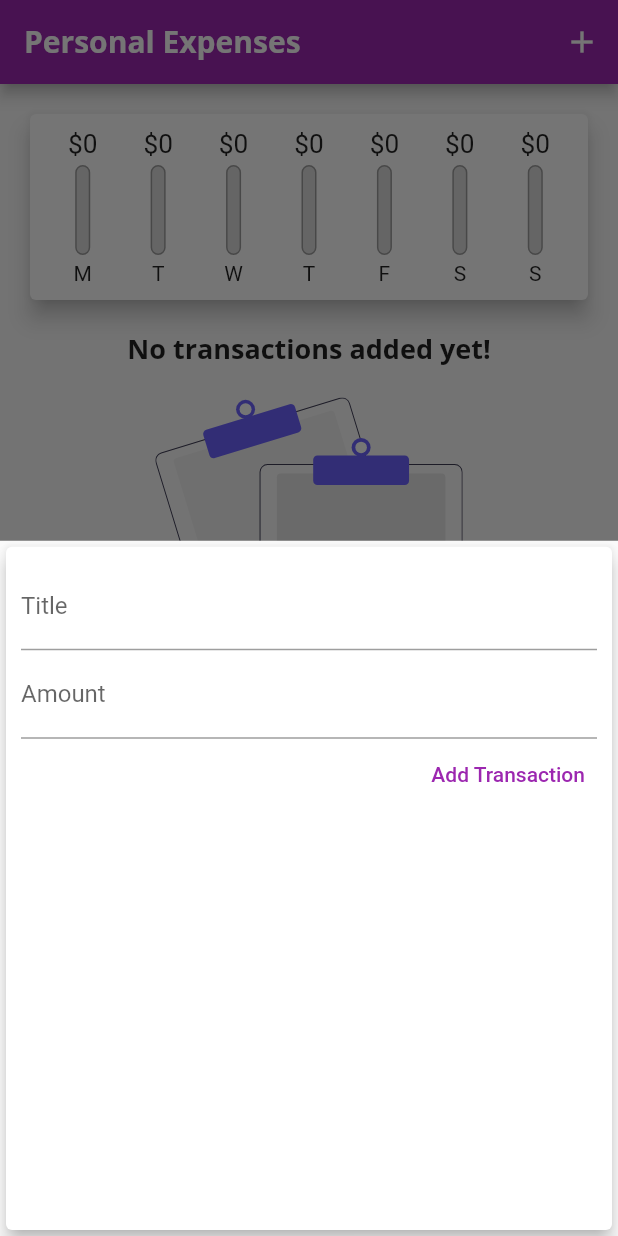
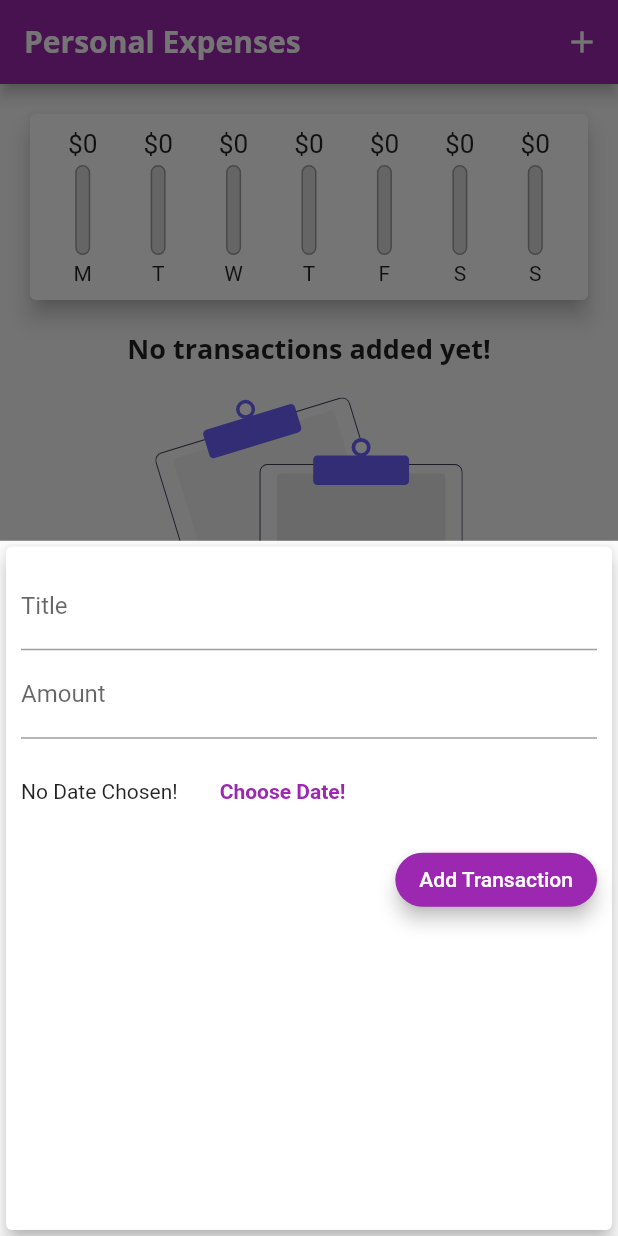
Before and after one commit to AyobamiAdebesin/Expense-Tracker-App, a Flutter app: the screen it shows after launch, after a tap on the "add" icon, on a phone screen of 412 x 824 dp. Run offline on Flutter 3.47's test engine with Material 2 defaults, Android fonts, the phone set to English and light mode, and no system bars; our stand-ins replace flutter_svg.

Commit message:
Added new files

```diff
--- a/lib/main.dart
+++ b/lib/main.dart
@@ -11,6 +11,7 @@ class MyApp extends StatelessWidget {
   @override
   Widget build(BuildContext context) {
     return MaterialApp(
+      debugShowCheckedModeBanner: false,
       title: 'Personal Expenses',
       theme: ThemeData(
           primarySwatch: Colors.purple,
--- a/lib/widgets/new_transaction.dart
+++ b/lib/widgets/new_transaction.dart
@@ -1,3 +1,5 @@
+import 'dart:ui';
+
 import 'package:flutter/material.dart';
 
 class NewTransaction extends StatefulWidget {
@@ -53,9 +55,31 @@ class _NewTransactionState extends State<NewTransaction> {
               onSubmitted: (_) => submitData(),
               // onChanged: (val) => amountInput = val,
             ),
-            TextButton(
+            Container(
+              height: 70,
+              child: Row(
+                children: <Widget>[
+                  Text('No Date Chosen!'),
+                  Padding(padding: EdgeInsets.all(10)),
+                  TextButton(
+                    onPressed: () {},
+                    child: Text(
+                      'Choose Date!',
+                      style: TextStyle(fontWeight: FontWeight.bold),
+                    ),
+                  ),
+                ],
+              ),
+            ),
+            ElevatedButton(
               child: Text('Add Transaction'),
               onPressed: submitData,
+              style: ElevatedButton.styleFrom(
+                elevation: 5,
+                shape: RoundedRectangleBorder(
+                  borderRadius: BorderRadius.circular(30),
+                ),
+              ),
             ),
           ],
         ),
--- a/lib/widgets/transaction_list.dart
+++ b/lib/widgets/transaction_list.dart
@@ -53,7 +53,7 @@ class TransactionList extends StatelessWidget {
                     subtitle: Text(
                       DateFormat.yMMMd().format(transactions[index].date),
                     ),
-                    trailing: Icon(Icons.delete),
+                    trailing: IconButton(onPressed: (){}, icon: Icon(Icons.delete)),
                   ),
                 );
               },
```
